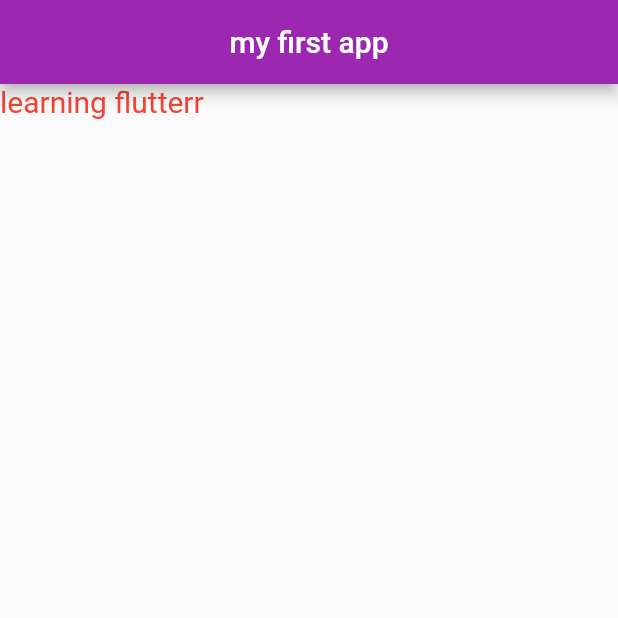
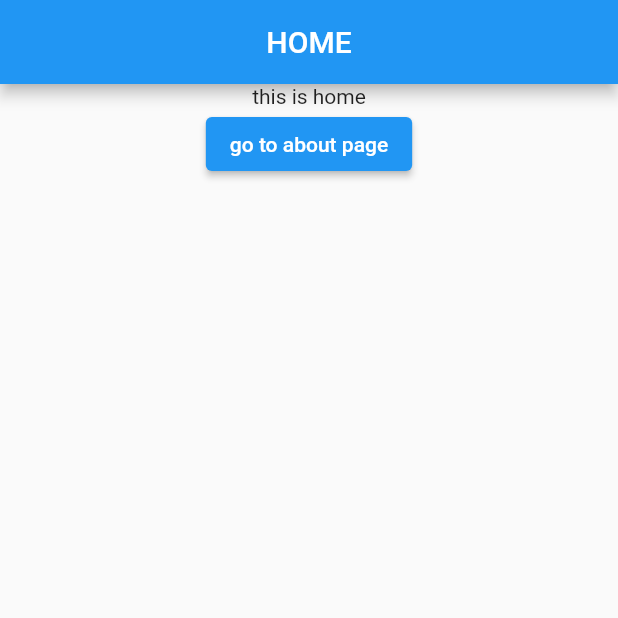
Before and after one commit to sherukhann/flutter_tutorial_and_poc, a Flutter app: the screen it shows after launch, on a phone screen of 412 x 824 dp, the top half of it. Run offline on Flutter 3.47's test engine with Material 2 defaults, Android fonts, the phone set to English and light mode, and no system bars.

Commit message:
normal and named route

```diff
--- /dev/null
+++ b/lib/HomeScreen.dart
@@ -0,0 +1,37 @@
+import 'package:flutter/material.dart';
+
+import './AboutScreen.dart';
+
+class HomeScreen extends StatelessWidget {
+  const HomeScreen({super.key});
+  @override
+  Widget build(BuildContext context) {
+    return Scaffold(
+      appBar: AppBar(
+        title: const Text('HOME'),
+        centerTitle: true,
+      ),
+      body: SizedBox(
+        width: double.infinity,
+        child: Column(
+          crossAxisAlignment: CrossAxisAlignment.center,
+          children: [
+            const Text('this is home'),
+            ElevatedButton(
+              onPressed: () {
+                Navigator.pushNamed(context, '/about', arguments: {'name': 'sssss', 'age': 33});
+                // Navigator.push(
+                //   context,
+                //   MaterialPageRoute(
+                //     builder: (context) => const AboutScreen('sheru', 20),
+                //   ),
+                // );
+              },
+              child: const Text('go to about page'),
+            )
+          ],
+        ),
+      ),
+    );
+  }
+}
--- a/lib/main.dart
+++ b/lib/main.dart
@@ -1,4 +1,6 @@
 import 'package:flutter/material.dart';
+import './AboutScreen.dart';
+import './HomeScreen.dart';
 
 void main() {
   runApp(const MyApp());
@@ -10,32 +12,12 @@ class MyApp extends StatelessWidget {
   @override
   Widget build(BuildContext context) {
     return MaterialApp(
-      theme: ThemeData(
-        primarySwatch: Colors.purple,
-        brightness: Brightness.light,
-        textTheme: const TextTheme(
-          bodyMedium: TextStyle(fontSize: 20, color: Colors.red),
-        )
-      ),
-      home: const HomePage(),
-      debugShowCheckedModeBanner: false,
+      // home: HomeScreen(),
+      initialRoute: '/',
+      routes: {
+        '/':(context) => const HomeScreen(),
+        '/about':(context) => const AboutScreen(),
+      },
     );
   }
 }
-
-class HomePage extends StatelessWidget {
-  const HomePage({super.key});
-  // state full widget
-  @override
-  Widget build(BuildContext context) {
-    return Scaffold(
-        appBar: AppBar(
-          title: const Text(
-            'my first app',
-          ),
-          centerTitle: true,
-          // backgroundColor: Colors.green,
-        ),
-        body: const Text('learning flutterr'));
-  }
-}
```
Also changed, not shown: lib/AboutScreen.dart (added, +38 -0 lines).
